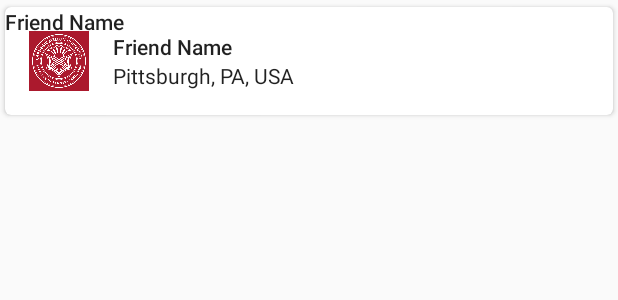
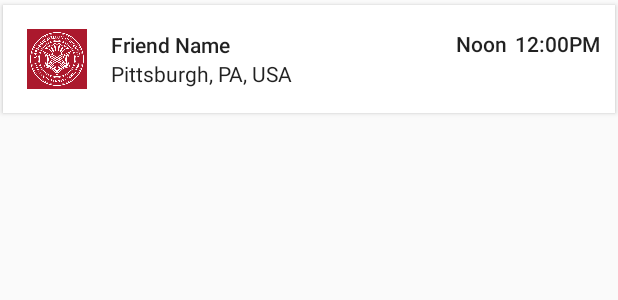
Before and after one commit to justinchuby/CranberryMelon, an Android app: the layout component_contact_list_element.xml on its own in the app's theme, with its tools: preview values and no code run, on a phone screen of 412 x 824 dp. Shown: the top 300 px of the screen. Run offline under Robolectric (Android 15) with nearby library versions, the phone set to English and light mode, and no system bars.

Commit message:
Add contact list component

```diff
--- a/app/src/main/res/layout/component_contact_list_element.xml
+++ b/app/src/main/res/layout/component_contact_list_element.xml
@@ -4,7 +4,7 @@
     xmlns:card_view="http://schemas.android.com/apk/res-auto"
     android:layout_width="wrap_content"
     android:layout_height="wrap_content"
-    card_view:cardCornerRadius="4dp"
+    card_view:cardCornerRadius="0dp"
     card_view:cardUseCompatPadding="true">
 
     <RelativeLayout
@@ -69,9 +69,21 @@
             android:id="@+id/tvTime"
             android:layout_width="wrap_content"
             android:layout_height="wrap_content"
-            android:text="@string/all_friends_list_elem_primary"
+            android:text="@string/all_friends_list_elem_time"
             android:textAppearance="@style/TextAppearance.AppCompat.Body2"
-            android:layout_alignParentTop="true" />
+            android:layout_alignParentRight="true"
+            android:layout_marginRight="10dp"
+            android:paddingTop="16dp"/>
+
+        <TextView
+            android:id="@+id/tvTimeOfDay"
+            android:layout_width="wrap_content"
+            android:layout_height="wrap_content"
+            android:text="@string/all_friends_list_elem_time_of_day"
+            android:textAppearance="@style/TextAppearance.AppCompat.Body2"
+            android:paddingTop="16dp"
+            android:layout_marginRight="5dp"
+            android:layout_toLeftOf="@+id/tvTime"/>
 
     </RelativeLayout>
 
--- a/app/src/main/res/values/strings.xml
+++ b/app/src/main/res/values/strings.xml
@@ -4,5 +4,7 @@
     <string name="all_friends_list_elem_secondary">Pittsburgh, PA, USA</string>
     <string name="all_friends_profile_picture_desc">description</string>
     <string name="imageview_description_user_status">imageview_description_user_status</string>
+    <string name="all_friends_list_elem_time">12:00PM</string>
+    <string name="all_friends_list_elem_time_of_day">Noon</string>
     <!--<string name="all_friends_list_elem_"-->
 </resources>
```
